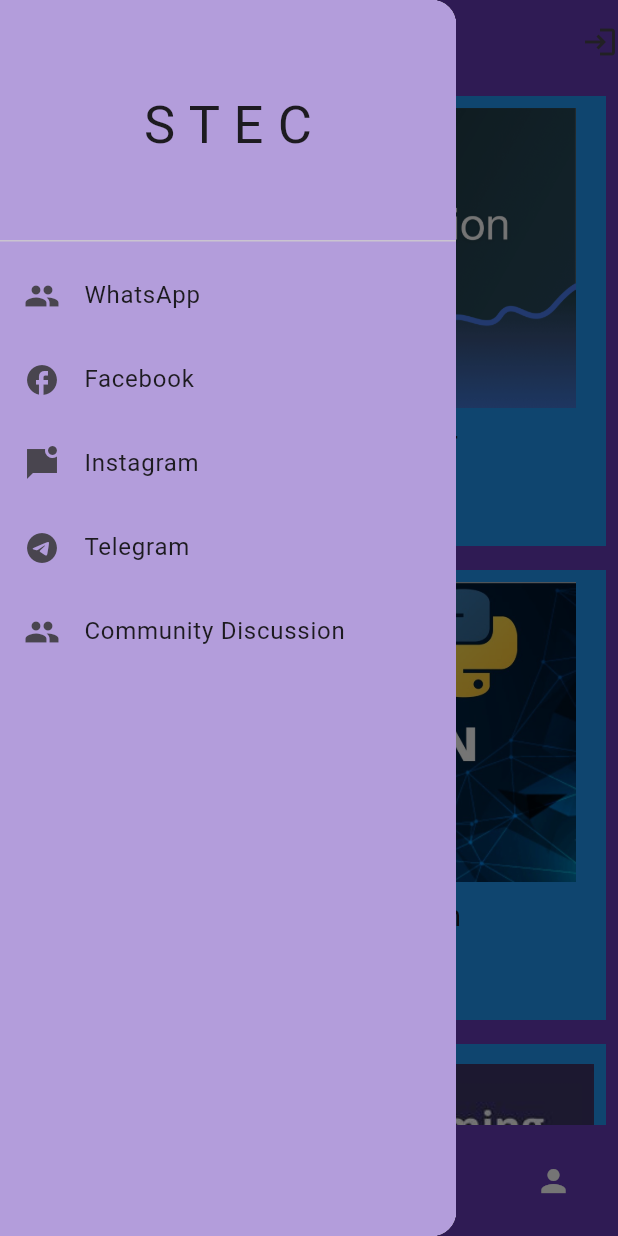
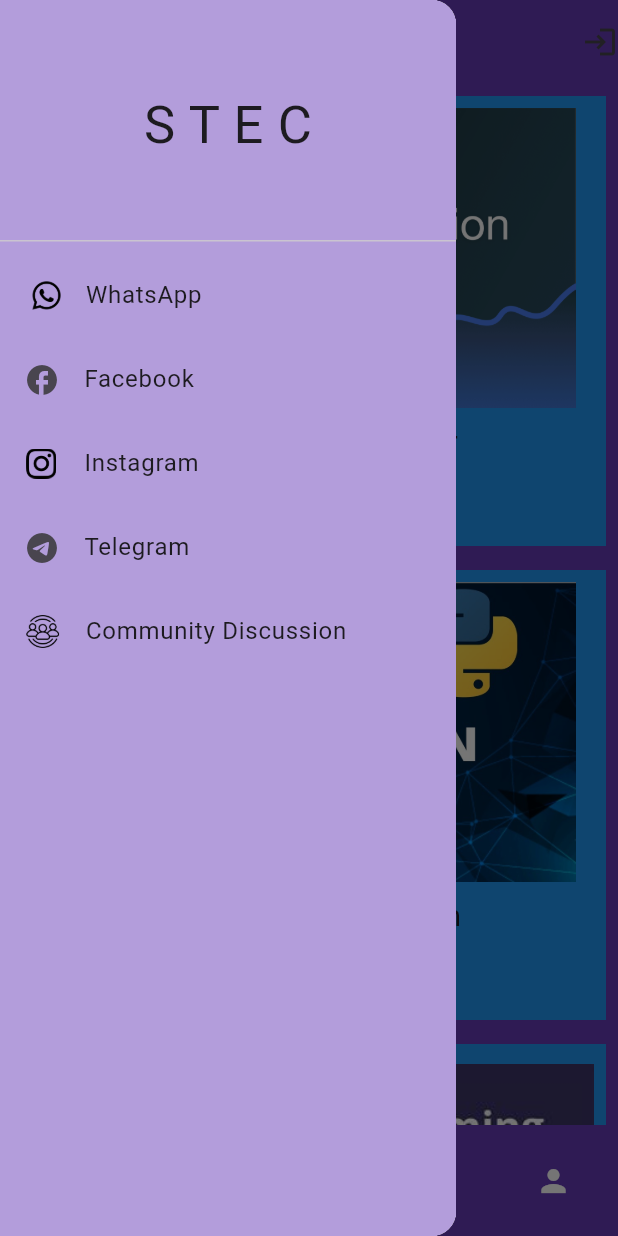
Before and after one commit to AmeyKuradeAK/Project-C, a Flutter app: the screen it shows after launch, with the side drawer open, on a phone screen of 412 x 824 dp. Run offline on Flutter 3.47's test engine with Material 3 defaults, Android fonts, the phone set to English and light mode, and no system bars; drawn by our look-alikes of google_nav_bar.

Commit message:
New Icons added

```diff
--- a/lib/Pages/first_page/home_page.dart
+++ b/lib/Pages/first_page/home_page.dart
@@ -57,7 +57,14 @@
                   'https://chat.whatsapp.com/K10ZWYFuuDt9FEyAhOy8PB')),
               child: ListTile(
                 title: Text("WhatsApp"),
-                leading: Icon(Icons.group),
+                leading: Padding(
+                  padding: const EdgeInsets.only(left: 5),
+                  child: Image.asset(
+                    'assets/icon/whatsapp.png',
+                    height: 20,
+                    width: 20,
+                  ),
+                ),
               ),
             ),
             InkWell(
@@ -73,8 +80,14 @@
                   onTap: () => launchUrl(
                       Uri.parse('https://www.instagram.com/__s_a_g_e/')),
                   title: Text("Instagram"),
-                leading: Icon(Icons.mark_chat_unread_sharp),
+                  leading: Padding(
+                    padding: const EdgeInsets.only(left: 1.5),
+                    child: Image.asset(
+                      'assets/icon/instagram.png',
+                      height: 20,
+                      width: 20,
                     ),
+                  )),
             ),
             InkWell(
               child: ListTile(
@@ -87,8 +100,13 @@
               onTap: () => launchUrl(Uri.parse('https://www.google.co.in/')),
               child: ListTile(
                 title: Text("Community Discussion"),
-                  leading: Icon(Icons.group)),
+                leading: Image.asset(
+                  'assets/icon/community.png',
+                  height: 25,
+                  width: 25,
                 ),
+              ),
+            )
           ]),
         ),
       ),
--- a/pubspec.yaml
+++ b/pubspec.yaml
@@ -81,6 +81,7 @@
   # To add assets to your application, add an assets section, like this:
   assets:
      - assets/thumbnail/
+     - assets/icon/
 
   # An image asset can refer to one or more resolution-specific "variants", see
   # https://flutter.dev/assets-and-images/#resolution-aware
```
Also changed, not shown: assets/icon/community.png (added), assets/icon/instagram.png (added), assets/icon/whatsapp.png (added). Lines whose indentation alone changed are shown as unchanged.
